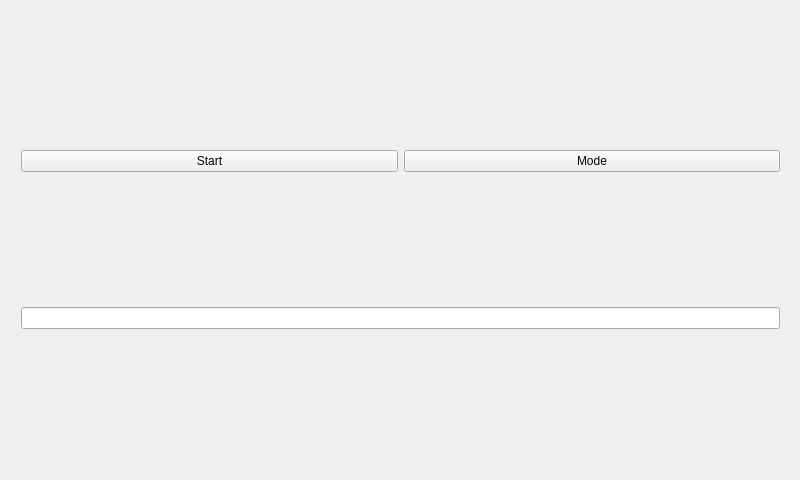
The window that MainWindow.ui (hardaker/CuteCW) describes before a commit, drawn with Qt 5.
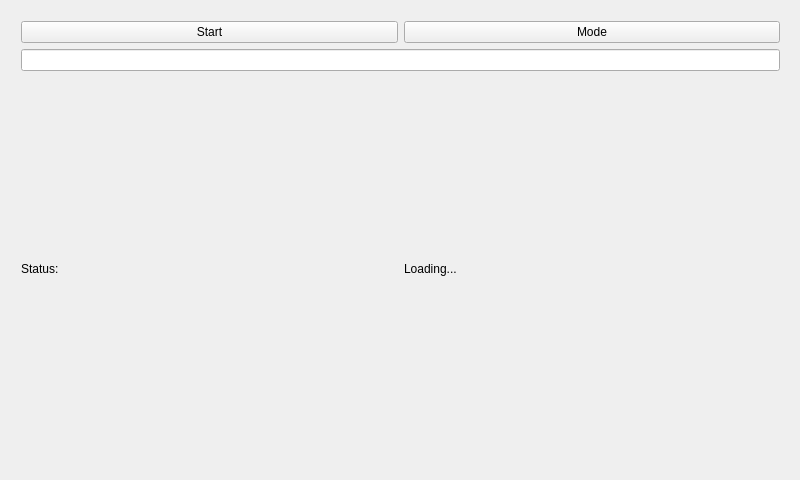
The same window after the commit.

Commit message: Added a letter pause; added a status spot and pass the object to the morse class.

```diff
--- a/MainWindow.ui
+++ b/MainWindow.ui
@@ -45,6 +45,30 @@
      <item>
       <widget class="QLineEdit" name="input"/>
      </item>
+     <item>
+      <layout class="QHBoxLayout" name="horizontalLayout_2">
+       <item>
+        <widget class="QLabel" name="statuslabel">
+         <property name="sizePolicy">
+          <sizepolicy hsizetype="Minimum" vsizetype="Minimum">
+           <horstretch>0</horstretch>
+           <verstretch>0</verstretch>
+          </sizepolicy>
+         </property>
+         <property name="text">
+          <string>Status:</string>
+         </property>
+        </widget>
+       </item>
+       <item>
+        <widget class="QLabel" name="status">
+         <property name="text">
+          <string>Loading...</string>
+         </property>
+        </widget>
+       </item>
+      </layout>
+     </item>
     </layout>
    </widget>
   </widget>
```
The commit also changes 3 other files.
